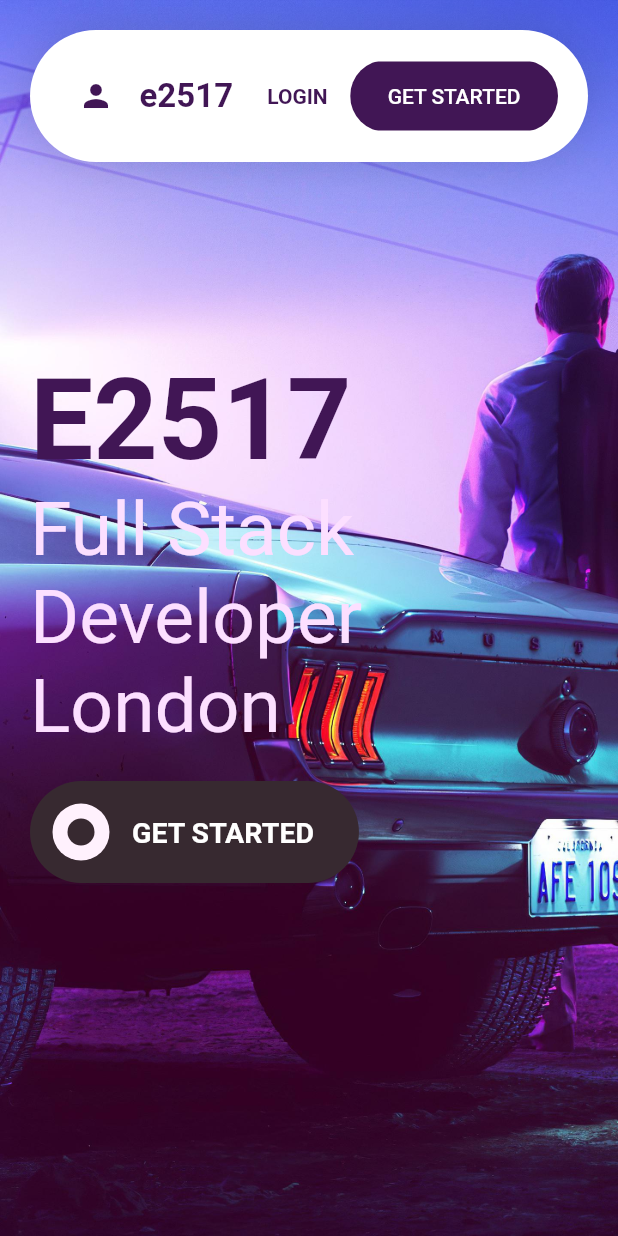
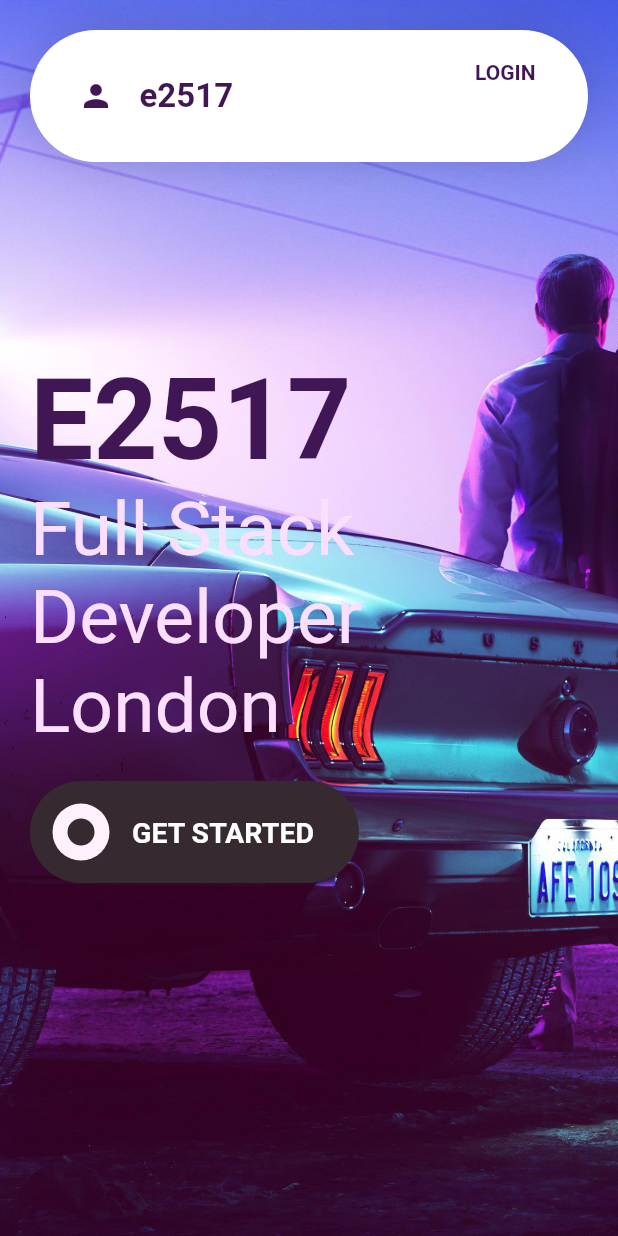
Before and after one commit to E2517/web-flutter, a Flutter app: the screen it shows after launch, on a phone screen of 412 x 824 dp. Run offline on Flutter 3.47's test engine with Material 2 defaults, Android fonts, the phone set to English and light mode, and no system bars.

Commit message:
responsive

```diff
--- a/lib/views/appbar_views.dart
+++ b/lib/views/appbar_views.dart
@@ -53,12 +53,6 @@ class CustomAppBar extends StatelessWidget {
                   flex: 0,
                   child: MenuItem(
                     title: "Login",
-                    press: () {},
-                  ),
-                ),
-                Flexible(
-                  child: DefaultButton(
-                    text: "Get Started",
                     press: () {},
                   ),
                 ),
```
